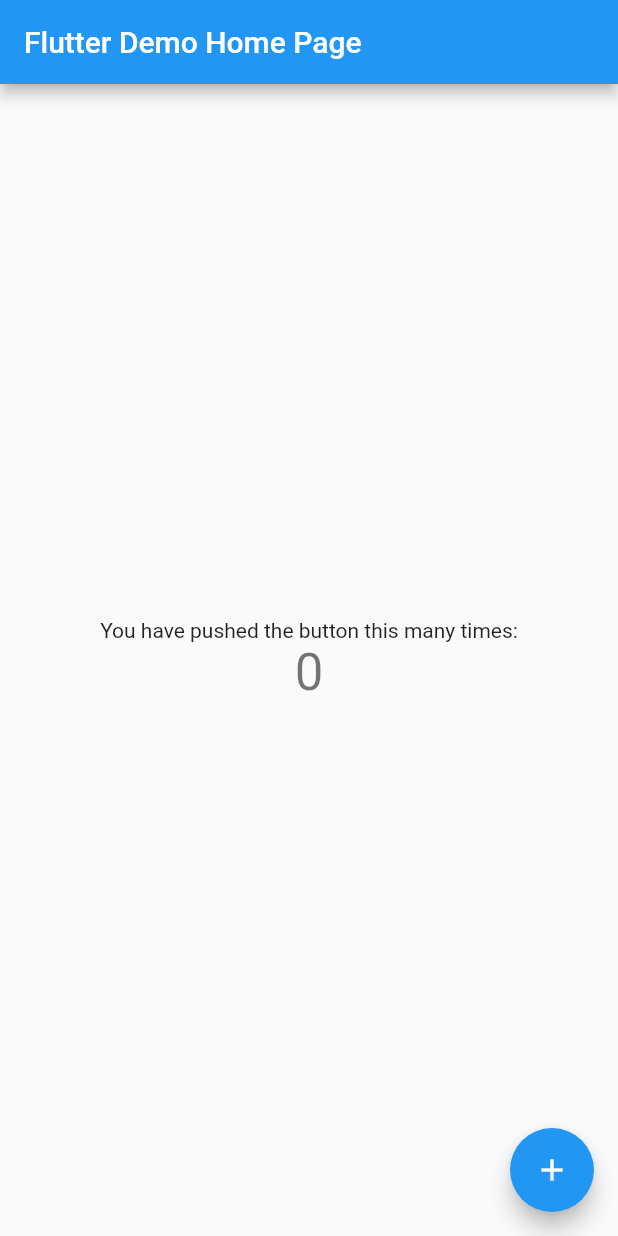
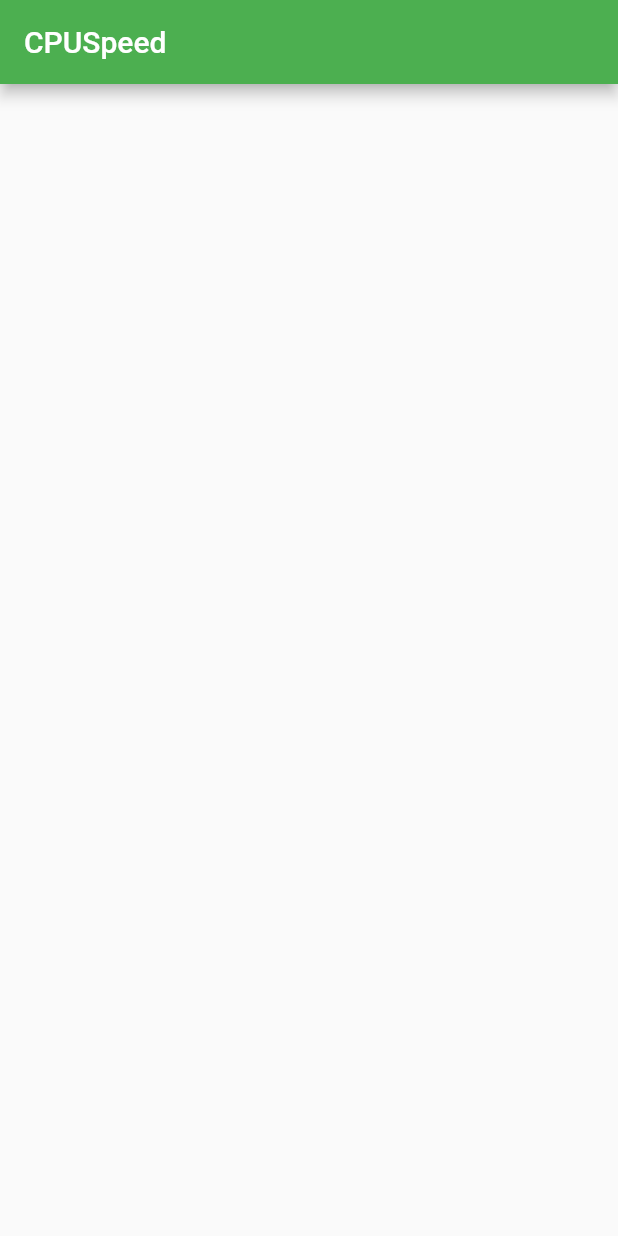
Before and after one commit to HenryQuan/CPUSpeed, a Flutter app: the screen it shows after launch, on a phone screen of 412 x 824 dp. Run offline on Flutter 3.47's test engine with Material 2 defaults, Android fonts, the phone set to English and light mode, and no system bars; our stand-ins replace firebase_core; accounts and stored records are empty.

Commit message:
added firebase analytic and updated home screen

```diff
--- a/flutter_module/lib/main.dart
+++ b/flutter_module/lib/main.dart
@@ -1,110 +1,24 @@
 import 'package:flutter/material.dart';
+import 'package:firebase_core/firebase_core.dart';
+import 'package:flutter_module/ui/pages/home.dart';
 
-void main() => runApp(MyApp());
+void main() async {
+  WidgetsFlutterBinding.ensureInitialized();
+  await Firebase.initializeApp();
+  runApp(CPUSpeed());
+}
 
-class MyApp extends StatelessWidget {
+class CPUSpeed extends StatelessWidget {
   // This widget is the root of your application.
   @override
   Widget build(BuildContext context) {
     return MaterialApp(
-      title: 'Flutter Demo',
+      title: 'CPUSpeed',
       theme: ThemeData(
-        // This is the theme of your application.
-        //
-        // Try running your application with "flutter run". You'll see the
-        // application has a blue toolbar. Then, without quitting the app, try
-        // changing the primarySwatch below to Colors.green and then invoke
-        // "hot reload" (press "r" in the console where you ran "flutter run",
-        // or press Run > Flutter Hot Reload in a Flutter IDE). Notice that the
-        // counter didn't reset back to zero; the application is not restarted.
-        primarySwatch: Colors.blue,
+        primarySwatch: Colors.green,
+        accentColor: Colors.pinkAccent,
       ),
-      home: MyHomePage(title: 'Flutter Demo Home Page'),
+      home: HomePage(),
     );
   }
 }
-
-class MyHomePage extends StatefulWidget {
-  MyHomePage({Key key, this.title}) : super(key: key);
-
-  // This widget is the home page of your application. It is stateful, meaning
-  // that it has a State object (defined below) that contains fields that affect
-  // how it looks.
-
-  // This class is the configuration for the state. It holds the values (in this
-  // case the title) provided by the parent (in this case the App widget) and
-  // used by the build method of the State. Fields in a Widget subclass are
-  // always marked "final".
-
-  final String title;
-
-  @override
-  _MyHomePageState createState() => _MyHomePageState();
-}
-
-class _MyHomePageState extends State<MyHomePage> {
-  int _counter = 0;
-
-  void _incrementCounter() {
-    setState(() {
-      // This call to setState tells the Flutter framework that something has
-      // changed in this State, which causes it to rerun the build method below
-      // so that the display can reflect the updated values. If we changed
-      // _counter without calling setState(), then the build method would not be
-      // called again, and so nothing would appear to happen.
-      _counter++;
-    });
-  }
-
-  @override
-  Widget build(BuildContext context) {
-    // This method is rerun every time setState is called, for instance as done
-    // by the _incrementCounter method above.
-    //
-    // The Flutter framework has been optimized to make rerunning build methods
-    // fast, so that you can just rebuild anything that needs updating rather
-    // than having to individually change instances of widgets.
-    return Scaffold(
-      appBar: AppBar(
-        // Here we take the value from the MyHomePage object that was created by
-        // the App.build method, and use it to set our appbar title.
-        title: Text(widget.title),
-      ),
-      body: Center(
-        // Center is a layout widget. It takes a single child and positions it
-        // in the middle of the parent.
-        child: Column(
-          // Column is also a layout widget. It takes a list of children and
-          // arranges them vertically. By default, it sizes itself to fit its
-          // children horizontally, and tries to be as tall as its parent.
-          //
-          // Invoke "debug painting" (press "p" in the console, choose the
-          // "Toggle Debug Paint" action from the Flutter Inspector in Android
-          // Studio, or the "Toggle Debug Paint" command in Visual Studio Code)
-          // to see the wireframe for each widget.
-          //
-          // Column has various properties to control how it sizes itself and
-          // how it positions its children. Here we use mainAxisAlignment to
-          // center the children vertically; the main axis here is the vertical
-          // axis because Columns are vertical (the cross axis would be
-          // horizontal).
-          mainAxisAlignment: MainAxisAlignment.center,
-          children: <Widget>[
-            Text(
-              'You have pushed the button this many times:',
-            ),
-            Text(
-              '$_counter',
-              style: Theme.of(context).textTheme.headline4,
-            ),
-          ],
-        ),
-      ),
-      floatingActionButton: FloatingActionButton(
-        onPressed: _incrementCounter,
-        tooltip: 'Increment',
-        child: Icon(Icons.add),
-      ), // This trailing comma makes auto-formatting nicer for build methods.
-    );
-  }
-}
--- /dev/null
+++ b/flutter_module/lib/ui/pages/home.dart
@@ -0,0 +1,18 @@
+import 'package:flutter/material.dart';
+
+class HomePage extends StatefulWidget {
+  @override
+  _HomePageState createState() => _HomePageState();
+}
+
+class _HomePageState extends State<HomePage> {
+  @override
+  Widget build(BuildContext context) {
+    return Scaffold(
+      appBar: AppBar(
+        title: Text('CPUSpeed'),
+      ),
+      body: Container(),
+    );
+  }
+}
--- a/flutter_module/pubspec.yaml
+++ b/flutter_module/pubspec.yaml
@@ -18,11 +18,13 @@ description: A Flutter module for CPUSpeed
 version: 1.0.0+1
 
 environment:
-  sdk: ">=2.7.0 <3.0.0"
+  sdk: '>=2.12.0 <3.0.0'
 
 dependencies:
   flutter:
     sdk: flutter
+
+  firebase_analytics: ^7.1.1
 
   # The following adds the Cupertino Icons font to your application.
   # Use with the CupertinoIcons class for iOS style icons.
```
Also changed, not shown: flutter_module/lib/services/base_channel.dart (added), flutter_module/lib/services/cpu_channel.dart (added), flutter_module/pubspec.lock, 2 other files.
